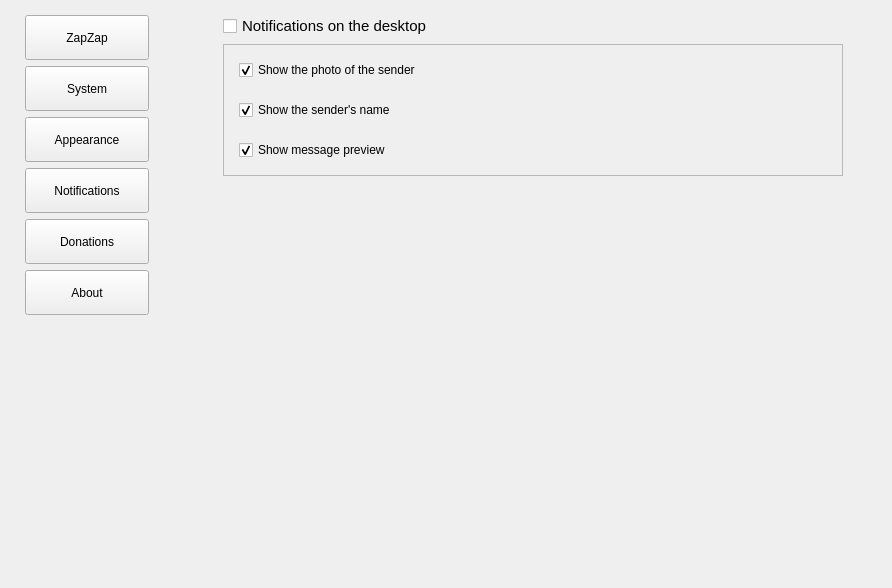
Before: the Qt Designer form zapzap/view/settings.ui in rafatosta/zapzap, drawn with Qt 5.
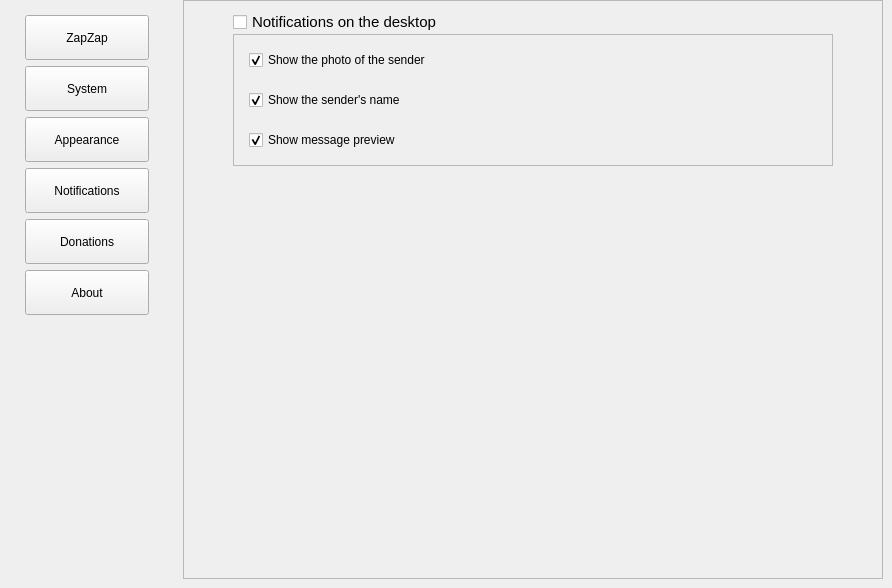
After: the same form once the commit is applied. The open tabs and pages were chosen to show the change. Icons and pictures are not drawn.

Commit message: QScrollArea in Notifications

Diff of the .ui file:
```diff
--- a/zapzap/view/settings.ui
+++ b/zapzap/view/settings.ui
@@ -1285,10 +1285,37 @@
      </widget>
      <widget class="QWidget" name="pageNotifications">
       <layout class="QVBoxLayout" name="verticalLayout_18">
+       <property name="topMargin">
+        <number>0</number>
+       </property>
+       <item>
+        <widget class="QScrollArea" name="scrollArea_2">
+         <property name="minimumSize">
+          <size>
+           <width>0</width>
+           <height>0</height>
+          </size>
+         </property>
+         <property name="widgetResizable">
+          <bool>true</bool>
+         </property>
+         <widget class="QWidget" name="notification_scrollArea">
+          <property name="geometry">
+           <rect>
+            <x>0</x>
+            <y>0</y>
+            <width>712</width>
+            <height>578</height>
+           </rect>
+          </property>
+          <layout class="QVBoxLayout" name="verticalLayout_5">
        <item>
         <layout class="QHBoxLayout" name="horizontalLayout_14">
+             <property name="spacing">
+              <number>0</number>
+             </property>
          <property name="topMargin">
-          <number>5</number>
+              <number>0</number>
          </property>
          <item>
           <spacer name="horizontalSpacer_15">
@@ -1308,8 +1335,14 @@
          </item>
          <item>
           <layout class="QVBoxLayout" name="verticalLayout_17">
+               <property name="spacing">
+                <number>0</number>
+               </property>
            <item>
             <layout class="QHBoxLayout" name="horizontalLayout_13">
+                 <property name="spacing">
+                  <number>6</number>
+                 </property>
              <item>
               <widget class="QCheckBox" name="notify_desktop">
                <property name="font">
@@ -1449,10 +1482,14 @@
          <property name="sizeHint" stdset="0">
           <size>
            <width>20</width>
-           <height>298</height>
+               <height>365</height>
           </size>
          </property>
         </spacer>
+           </item>
+          </layout>
+         </widget>
+        </widget>
        </item>
       </layout>
      </widget>
```
Left out of the diff: 4 changed lines with no effect on the pictures. Lines whose indentation alone changed are shown as unchanged.
